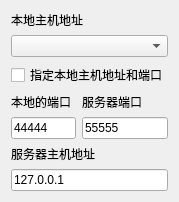
Qt form src/TcpClient/TcpSAKIODeviceControler.ui (x-tools-author/x-tools) before a commit.
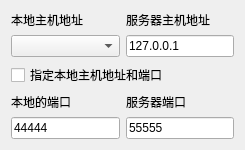
The same form after that commit.

What changed in the file:
```diff
--- a/src/TcpClient/TcpSAKIODeviceControler.ui
+++ b/src/TcpClient/TcpSAKIODeviceControler.ui
@@ -6,42 +6,15 @@
    <rect>
     <x>0</x>
     <y>0</y>
-    <width>173</width>
-    <height>166</height>
+    <width>245</width>
+    <height>122</height>
    </rect>
   </property>
   <property name="windowTitle">
    <string>Form</string>
   </property>
   <layout class="QGridLayout" name="gridLayout">
-   <item row="3" column="0" colspan="2">
-    <widget class="QLabel" name="label_2">
-     <property name="text">
-      <string>本地的端口</string>
-     </property>
-    </widget>
-   </item>
-   <item row="6" column="0" colspan="3">
-    <widget class="QLineEdit" name="lineEditServerAddress">
-     <property name="sizePolicy">
-      <sizepolicy hsizetype="Preferred" vsizetype="Fixed">
-       <horstretch>0</horstretch>
-       <verstretch>0</verstretch>
-      </sizepolicy>
-     </property>
-     <property name="text">
-      <string>127.0.0.1</string>
-     </property>
-    </widget>
-   </item>
-   <item row="5" column="0" colspan="3">
-    <widget class="QLabel" name="label_3">
-     <property name="text">
-      <string>服务器主机地址</string>
-     </property>
-    </widget>
-   </item>
-   <item row="4" column="0" colspan="2">
+   <item row="4" column="0">
     <widget class="QLineEdit" name="lineEditLocalHostPort">
      <property name="sizePolicy">
       <sizepolicy hsizetype="Preferred" vsizetype="Fixed">
@@ -54,37 +27,64 @@
      </property>
     </widget>
    </item>
-   <item row="3" column="2">
+   <item row="4" column="1">
+    <widget class="QLineEdit" name="lineEditServerPort">
+     <property name="sizePolicy">
+      <sizepolicy hsizetype="Preferred" vsizetype="Fixed">
+       <horstretch>0</horstretch>
+       <verstretch>0</verstretch>
+      </sizepolicy>
+     </property>
+     <property name="text">
+      <string>55555</string>
+     </property>
+    </widget>
+   </item>
+   <item row="3" column="0">
+    <widget class="QLabel" name="label_2">
+     <property name="text">
+      <string>本地的端口</string>
+     </property>
+    </widget>
+   </item>
+   <item row="3" column="1">
     <widget class="QLabel" name="label_4">
      <property name="text">
       <string>服务器端口</string>
      </property>
     </widget>
    </item>
-   <item row="0" column="0" colspan="3">
+   <item row="1" column="0">
+    <widget class="QComboBox" name="comboBoxLocalHostAddress"/>
+   </item>
+   <item row="1" column="1">
+    <widget class="QLineEdit" name="lineEditServerAddress">
+     <property name="sizePolicy">
+      <sizepolicy hsizetype="Preferred" vsizetype="Fixed">
+       <horstretch>0</horstretch>
+       <verstretch>0</verstretch>
+      </sizepolicy>
+     </property>
+     <property name="text">
+      <string>127.0.0.1</string>
+     </property>
+    </widget>
+   </item>
+   <item row="0" column="0">
     <widget class="QLabel" name="label">
      <property name="text">
       <string>本地主机地址</string>
      </property>
     </widget>
    </item>
-   <item row="1" column="0" colspan="3">
-    <widget class="QComboBox" name="comboBoxLocalHostAddress"/>
-   </item>
-   <item row="4" column="2">
-    <widget class="QLineEdit" name="lineEditServerPort">
-     <property name="sizePolicy">
-      <sizepolicy hsizetype="Preferred" vsizetype="Fixed">
-       <horstretch>0</horstretch>
-       <verstretch>0</verstretch>
-      </sizepolicy>
-     </property>
+   <item row="0" column="1">
+    <widget class="QLabel" name="label_3">
      <property name="text">
-      <string>55555</string>
+      <string>服务器主机地址</string>
      </property>
     </widget>
    </item>
-   <item row="2" column="0" colspan="3">
+   <item row="2" column="0" colspan="2">
     <widget class="QCheckBox" name="checkBoxAppointLocalHostAddress">
      <property name="text">
       <string>指定本地主机地址和端口</string>
```
